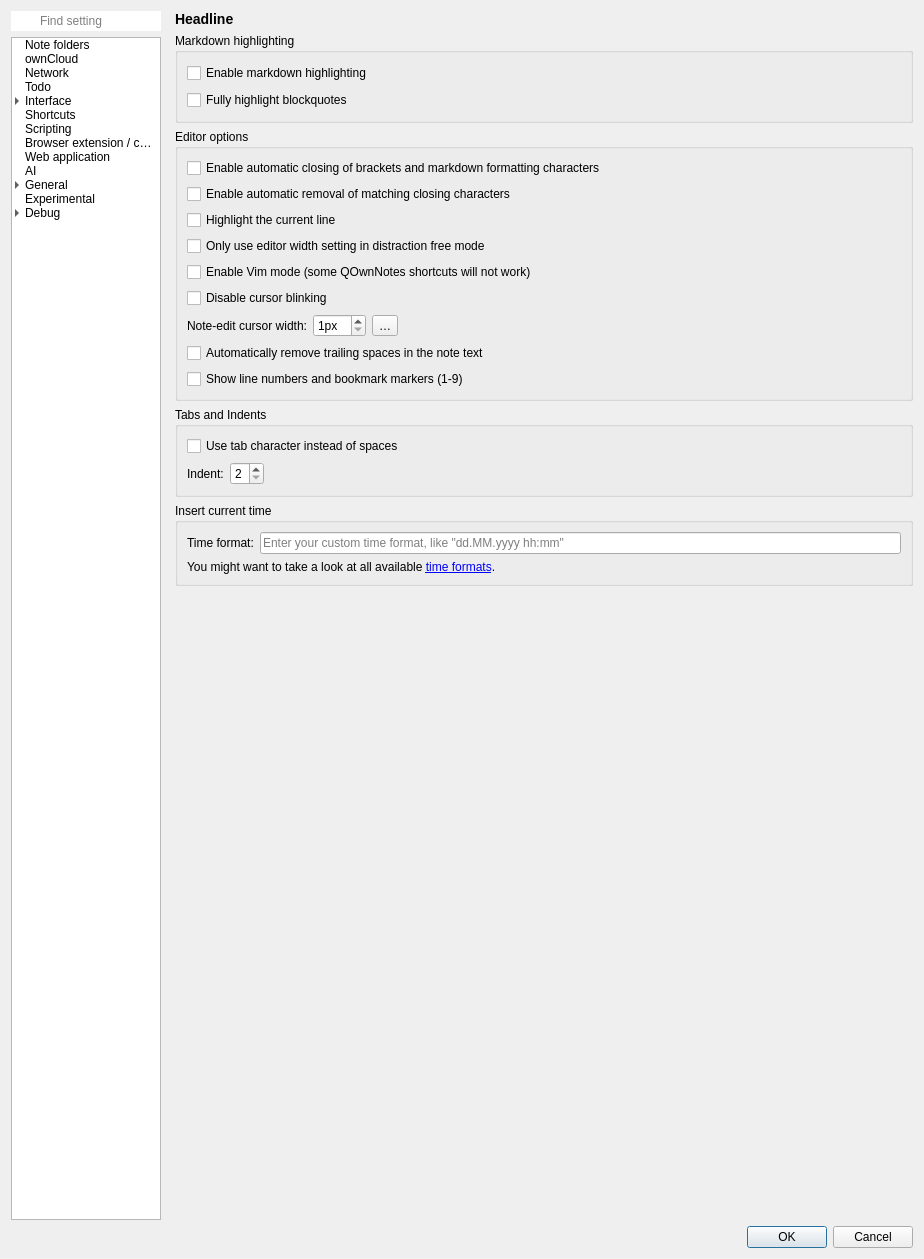
Old version of the form src/dialogs/settingsdialog.ui in the repository pbek/QOwnNotes.
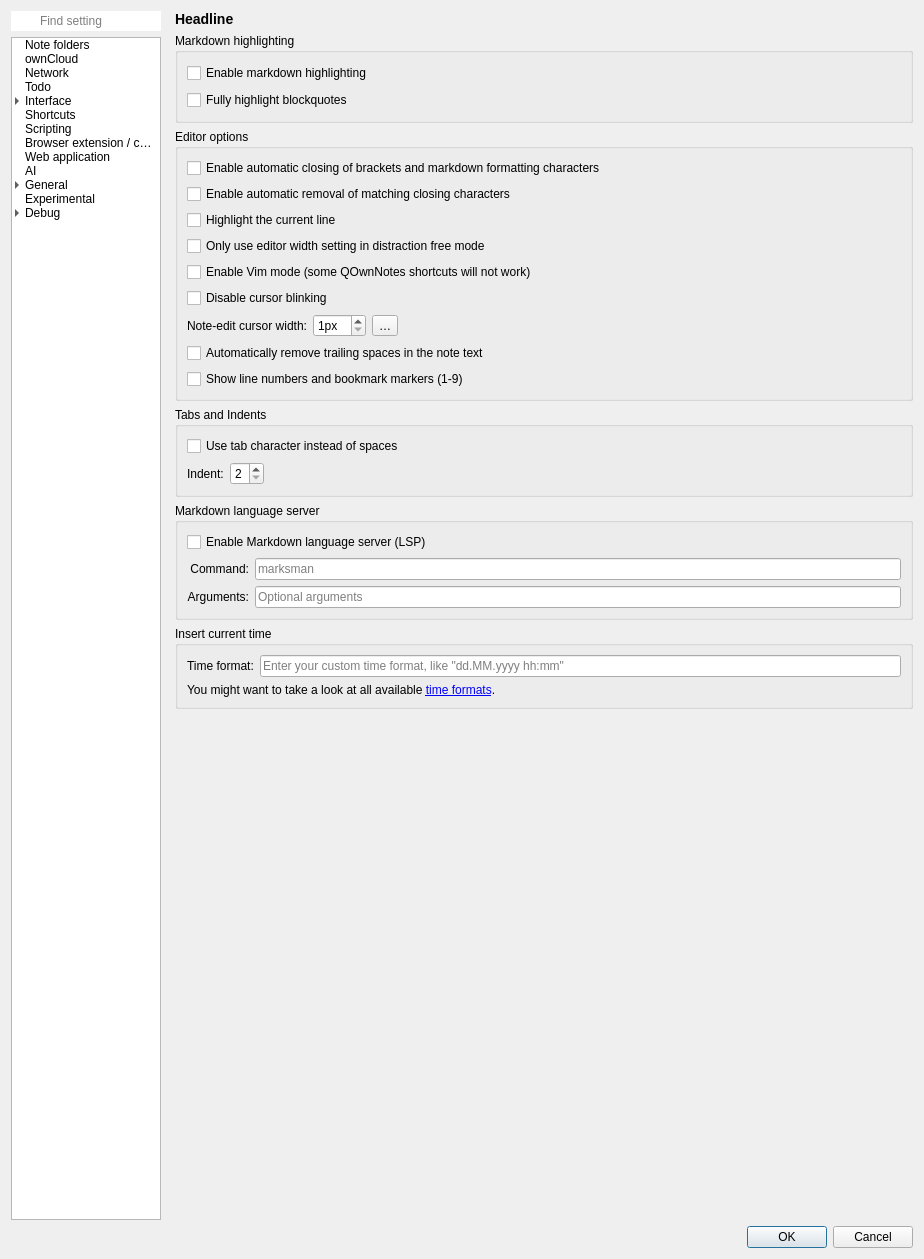
New version of the form. The open tabs and pages were chosen to show the change. Icons and pictures are not drawn. Custom widgets are drawn as their Qt base class.

Commit message: #3467 lsp: add settings panel and error handling

```diff
--- a/src/dialogs/settingsdialog.ui
+++ b/src/dialogs/settingsdialog.ui
@@ -5420,6 +5420,65 @@
               <number>0</number>
              </property>
              <item row="3" column="0">
+               <widget class="QGroupBox" name="markdownLspGroupBox">
+                <property name="title">
+                 <string>Markdown language server</string>
+                </property>
+                <layout class="QGridLayout" name="gridLayout_94">
+                 <item row="0" column="0" colspan="2">
+                  <widget class="QCheckBox" name="markdownLspEnabledCheckBox">
+                   <property name="text">
+                    <string>Enable Markdown language server (LSP)</string>
+                   </property>
+                  </widget>
+                 </item>
+                 <item row="1" column="0">
+                  <widget class="QLabel" name="markdownLspCommandLabel">
+                   <property name="text">
+                    <string>Command:</string>
+                   </property>
+                   <property name="alignment">
+                    <set>Qt::AlignmentFlag::AlignRight|Qt::AlignmentFlag::AlignTrailing|Qt::AlignmentFlag::AlignVCenter</set>
+                   </property>
+                  </widget>
+                 </item>
+                 <item row="1" column="1">
+                  <widget class="QLineEdit" name="markdownLspCommandLineEdit">
+                   <property name="placeholderText">
+                    <string>marksman</string>
+                   </property>
+                   <property name="clearButtonEnabled">
+                    <bool>true</bool>
+                   </property>
+                  </widget>
+                 </item>
+                 <item row="2" column="0">
+                  <widget class="QLabel" name="markdownLspArgumentsLabel">
+                   <property name="text">
+                    <string>Arguments:</string>
+                   </property>
+                   <property name="alignment">
+                    <set>Qt::AlignmentFlag::AlignRight|Qt::AlignmentFlag::AlignTrailing|Qt::AlignmentFlag::AlignVCenter</set>
+                   </property>
+                  </widget>
+                 </item>
+                 <item row="2" column="1">
+                  <widget class="QLineEdit" name="markdownLspArgumentsLineEdit">
+                   <property name="toolTip">
+                    <string>Optional arguments separated by spaces.</string>
+                   </property>
+                   <property name="placeholderText">
+                    <string>Optional arguments</string>
+                   </property>
+                   <property name="clearButtonEnabled">
+                    <bool>true</bool>
+                   </property>
+                  </widget>
+                 </item>
+                </layout>
+               </widget>
+              </item>
+              <item row="4" column="0">
               <widget class="QGroupBox" name="groupBox_21">
                <property name="toolTip">
                 <string>Here you can set your own time format for inserting the current time into a note.</string>
@@ -5458,7 +5517,7 @@
                </layout>
               </widget>
              </item>
-             <item row="4" column="0">
+              <item row="5" column="0">
               <spacer name="verticalSpacer_12">
                <property name="orientation">
                 <enum>Qt::Vertical</enum>
```
Lines whose indentation alone changed are shown as unchanged. The commit also changes 4 other files.
